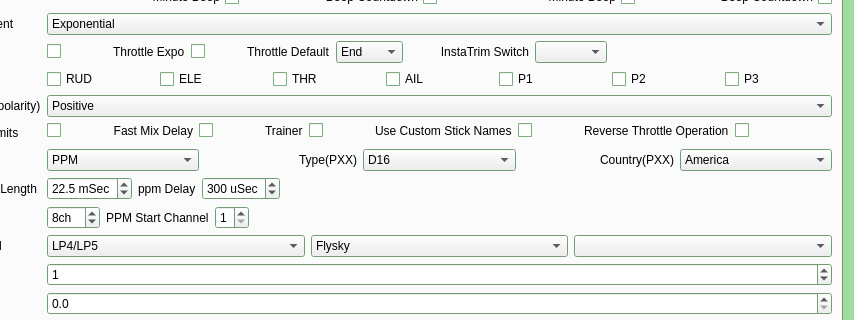
Qt form eepe/eepe/src/modeledit.ui (MikeBland/mbtx) before a commit; both pictures show x 89 to 943 and y 249 to 569 of the 943 by 730 pixel window.
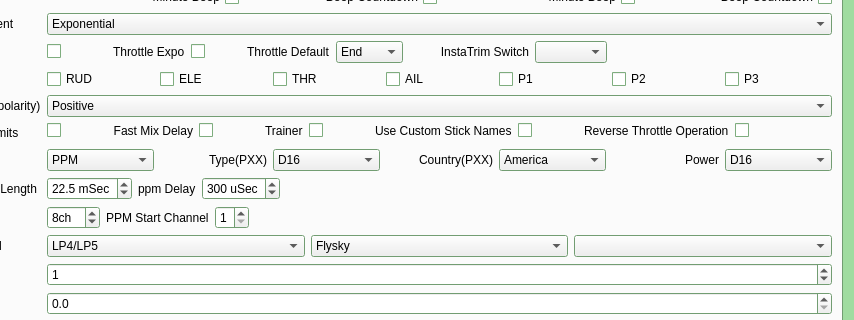
The same form after that commit. Icons and pictures are not drawn.

What changed in the file:
```diff
--- a/eepe/eepe/src/modeledit.ui
+++ b/eepe/eepe/src/modeledit.ui
@@ -872,6 +872,40 @@
            </property>
           </widget>
          </item>
+         <item row="0" column="6">
+          <widget class="QComboBox" name="R9MpowerCB">
+           <item>
+            <property name="text">
+             <string>D16</string>
+            </property>
+           </item>
+           <item>
+            <property name="text">
+             <string>D8</string>
+            </property>
+           </item>
+           <item>
+            <property name="text">
+             <string>LR12</string>
+            </property>
+           </item>
+           <item>
+            <property name="text">
+             <string>R9M</string>
+            </property>
+           </item>
+          </widget>
+         </item>
+         <item row="0" column="5">
+          <widget class="QLabel" name="label_R9Mpower">
+           <property name="text">
+            <string>Power</string>
+           </property>
+           <property name="alignment">
+            <set>Qt::AlignRight|Qt::AlignTrailing|Qt::AlignVCenter</set>
+           </property>
+          </widget>
+         </item>
         </layout>
        </item>
        <item row="11" column="0">
```
Left out of the diff: 79 changed lines with no effect on the pictures.
